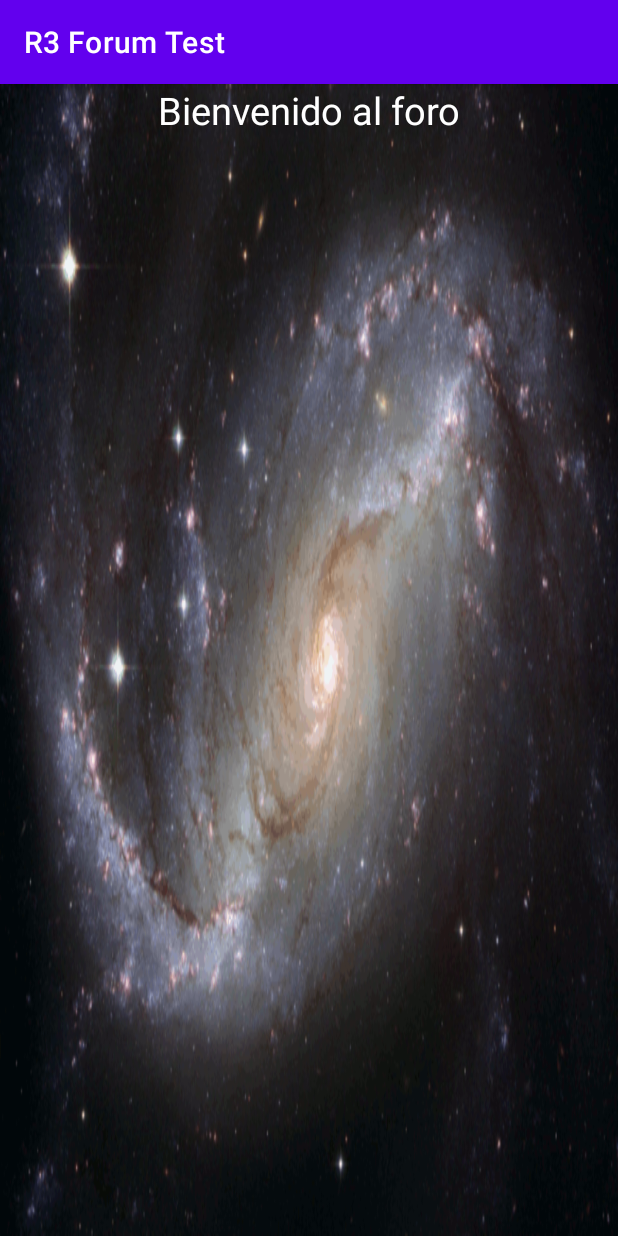
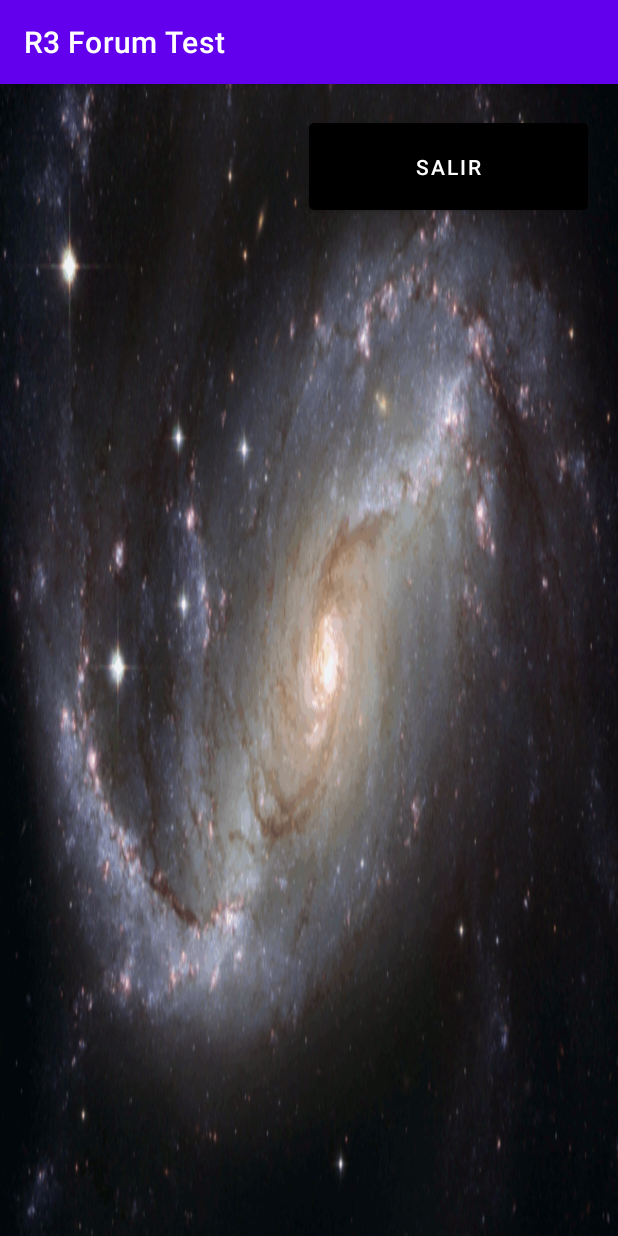
Before and after one commit to asgardius/r3forumtest, an Android app: the MainScreen screen opened directly, with no data from a screen before it, on a phone screen of 412 x 824 dp. Run offline under Robolectric (Android 15) with nearby library versions, the phone set to English and light mode, and no system bars.

Commit message:
logout button

```diff
--- a/app/src/main/java/asgardius/page/r3forumtest/MainScreen.java
+++ b/app/src/main/java/asgardius/page/r3forumtest/MainScreen.java
@@ -3,8 +3,14 @@ package asgardius.page.r3forumtest;
 import androidx.appcompat.app.AppCompatActivity;
 
 import android.content.Intent;
+import android.database.sqlite.SQLiteDatabase;
 import android.os.Bundle;
+import android.view.View;
+import android.widget.Button;
+import android.widget.TextView;
 import android.widget.Toast;
+
+import org.json.JSONObject;
 
 import java.io.BufferedReader;
 import java.io.InputStreamReader;
@@ -20,12 +26,21 @@ public class MainScreen extends AppCompatActivity {
     boolean success;
     BufferedReader br;
     StringBuilder sb;
+    JSONObject jsonObj;
+    SQLiteDatabase db;
+    MyDbHelper dbHelper;
+    TextView id;
+    Button logout;
 
     @Override
     protected void onCreate(Bundle savedInstanceState) {
         super.onCreate(savedInstanceState);
         setContentView(R.layout.activity_main_screen);
         username = getIntent().getStringExtra("username");
+        id = (TextView) findViewById(R.id.username);
+        logout = (Button)findViewById(R.id.logout);
+        dbHelper = new MyDbHelper(this);
+        id.setText(username);
         Thread login = new Thread(new Runnable() {
 
             @Override
@@ -54,6 +69,7 @@ public class MainScreen extends AppCompatActivity {
                             sb.append(output);
                         }
                         System.out.println(sb.toString());
+                        jsonObj = new JSONObject(sb.toString());
                     } else {
                         success = false;
                     }
@@ -86,8 +102,54 @@ public class MainScreen extends AppCompatActivity {
                 }
             }
         });
+        login.start();
+        logout.setOnClickListener(new View.OnClickListener(){
+            @Override
+            public void onClick(View view) {
+                //buttonaction
+                Thread logout = new Thread(new Runnable() {
 
-        login.start();
+                    @Override
+                    public void run() {
+                        try  {
+                            db = dbHelper.getWritableDatabase();
+                            db.execSQL("DELETE FROM account");
+                            db.close();
+                            runOnUiThread(new Runnable() {
+
+                                @Override
+                                public void run() {
+                                    //Test
+                                    mainMenu();
+                                }
+                            });
+
+                        } catch (Exception e) {
+                            e.printStackTrace();
+                            runOnUiThread(new Runnable() {
+
+                                @Override
+                                public void run() {
+                                    Toast.makeText(getApplicationContext(), "Conexión fallida", Toast.LENGTH_SHORT).show();
+                                }
+                            });
+                            //Toast.makeText(getApplicationContext(),getResources().getString(R.string.media_list_fail), Toast.LENGTH_SHORT).show();
+                            //finish();
+                        }
+                    }
+                });
+                logout.start();
+            }
+        });
+    }
+
+    private void mainMenu() {
+
+        Intent intent = new Intent(this, MainActivity.class);
+        intent.setFlags(Intent.FLAG_ACTIVITY_CLEAR_TOP);
+        intent.putExtra("EXIT", true);
+        startActivity(intent);
+
     }
 
     public void onBackPressed(){
--- a/app/src/main/java/asgardius/page/r3forumtest/SignUp.java
+++ b/app/src/main/java/asgardius/page/r3forumtest/SignUp.java
@@ -11,7 +11,6 @@ import android.widget.EditText;
 import android.widget.Toast;
 
 import java.net.URL;
-import java.util.Locale;
 
 import javax.net.ssl.HttpsURLConnection;
 
@@ -90,7 +89,7 @@ public class SignUp extends AppCompatActivity {
                                         //Test
                                         if (success) {
                                             Toast.makeText(getApplicationContext(), "Registro exitoso", Toast.LENGTH_SHORT).show();
-                                            mainmenu();
+                                            mainMenu();
                                         } else {
                                             Toast.makeText(getApplicationContext(), "El usuario ya existe", Toast.LENGTH_SHORT).show();
                                         }
@@ -118,7 +117,7 @@ public class SignUp extends AppCompatActivity {
         });
     }
 
-    private void mainmenu() {
+    private void mainMenu() {
 
         Intent intent = new Intent(this, MainActivity.class);
         intent.setFlags(Intent.FLAG_ACTIVITY_CLEAR_TOP);
--- a/app/src/main/res/layout/activity_main_screen.xml
+++ b/app/src/main/res/layout/activity_main_screen.xml
@@ -9,12 +9,34 @@
     android:background="@drawable/galaxy"
     tools:context=".MainScreen">
 
-    <TextView
+    <LinearLayout
+        android:id="@+id/linearLayoutSubmit"
         android:layout_width="match_parent"
-        android:layout_height="wrap_content"
-        android:text="Bienvenido al foro"
-        android:textAlignment="center"
-        android:textColor="@color/white"
-        android:textSize="25sp" />
+        android:layout_height="70dp"
+        android:layout_margin="20dp"
+        android:orientation="horizontal"
+        tools:ignore="MissingConstraints"
+        tools:layout_editor_absoluteX="20dp">
+
+        <TextView
+            android:id="@+id/username"
+            android:layout_width="0dp"
+            android:layout_height="match_parent"
+            android:layout_weight="1"
+            android:textAlignment="center"
+            android:textColor="@color/white"
+            android:textSize="25sp" />
+
+        <Button
+            android:id="@+id/logout"
+            android:layout_width="0dp"
+            android:layout_height="match_parent"
+            android:layout_weight="1"
+            android:backgroundTint="@color/black"
+            android:text="Salir"
+            android:textColor="@color/white"
+            tools:ignore="MissingConstraints" />
+
+    </LinearLayout>
 
 </LinearLayout>
```
